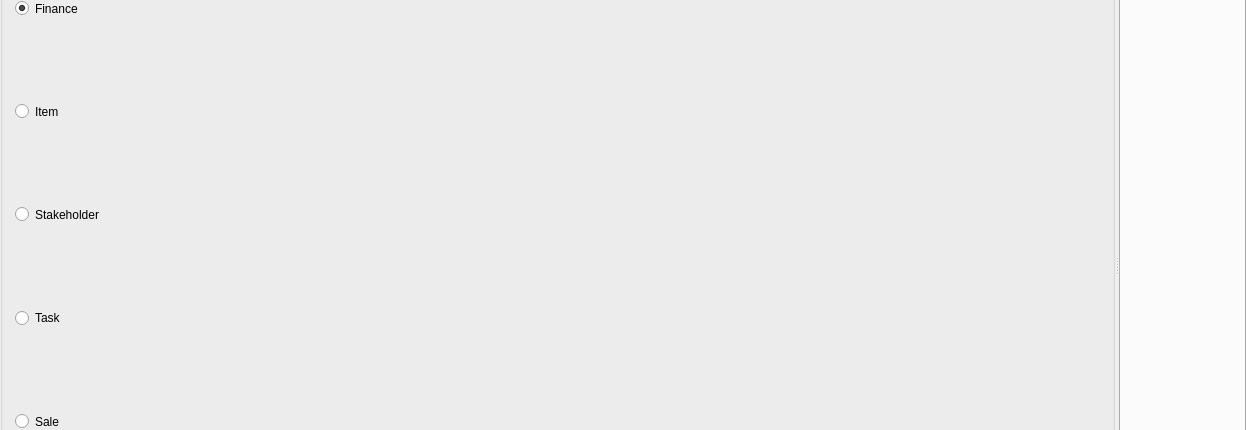
Old version of the form mainwindow.ui in the repository ytxerp/ytx-client; both pictures show x 0 to 1246 and y 109 to 539 of the 1246 by 722 pixel window.
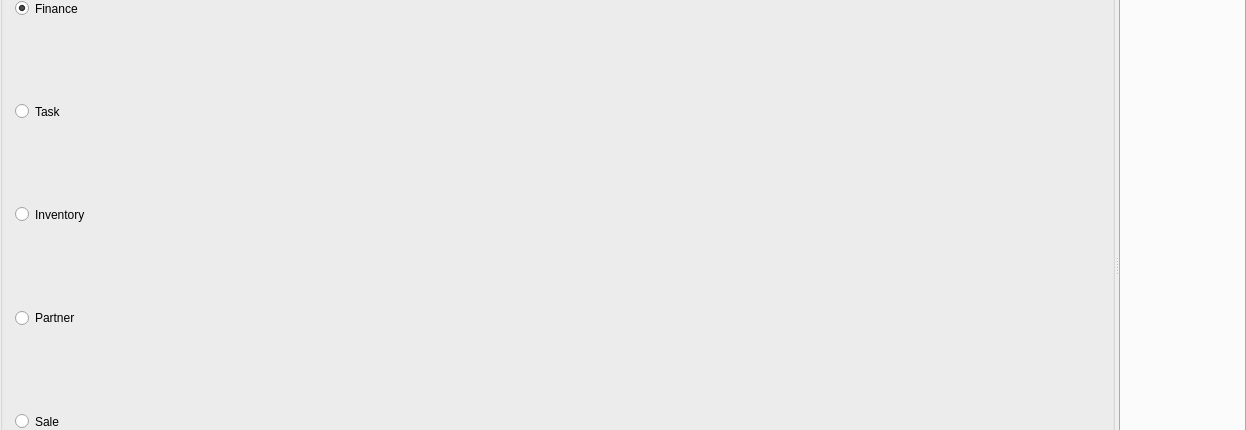
New version of the form.

Commit message: Item -> Inventory

Patch:
```diff
--- a/mainwindow.ui
+++ b/mainwindow.ui
@@ -92,32 +92,6 @@
           </property>
          </widget>
         </item>
-        <item>
-         <widget class="QRadioButton" name="rBtnItem">
-          <property name="sizePolicy">
-           <sizepolicy hsizetype="Minimum" vsizetype="Preferred">
-            <horstretch>0</horstretch>
-            <verstretch>0</verstretch>
-           </sizepolicy>
-          </property>
-          <property name="text">
-           <string>Item</string>
-          </property>
-         </widget>
-        </item>
-        <item>
-         <widget class="QRadioButton" name="rBtnPartner">
-          <property name="sizePolicy">
-           <sizepolicy hsizetype="Minimum" vsizetype="Preferred">
-            <horstretch>0</horstretch>
-            <verstretch>0</verstretch>
-           </sizepolicy>
-          </property>
-          <property name="text">
-           <string>Stakeholder</string>
-          </property>
-         </widget>
-        </item>
         <item>
          <widget class="QRadioButton" name="rBtnTask">
           <property name="sizePolicy">
@@ -131,6 +105,32 @@
           </property>
          </widget>
         </item>
+        <item>
+         <widget class="QRadioButton" name="rBtnInventory">
+          <property name="sizePolicy">
+           <sizepolicy hsizetype="Minimum" vsizetype="Preferred">
+            <horstretch>0</horstretch>
+            <verstretch>0</verstretch>
+           </sizepolicy>
+          </property>
+          <property name="text">
+           <string>Inventory</string>
+          </property>
+         </widget>
+        </item>
+        <item>
+         <widget class="QRadioButton" name="rBtnPartner">
+          <property name="sizePolicy">
+           <sizepolicy hsizetype="Minimum" vsizetype="Preferred">
+            <horstretch>0</horstretch>
+            <verstretch>0</verstretch>
+           </sizepolicy>
+          </property>
+          <property name="text">
+           <string>Partner</string>
+          </property>
+         </widget>
+        </item>
         <item>
          <widget class="QRadioButton" name="rBtnSale">
           <property name="sizePolicy">
```
The commit also changes 18 other files.
